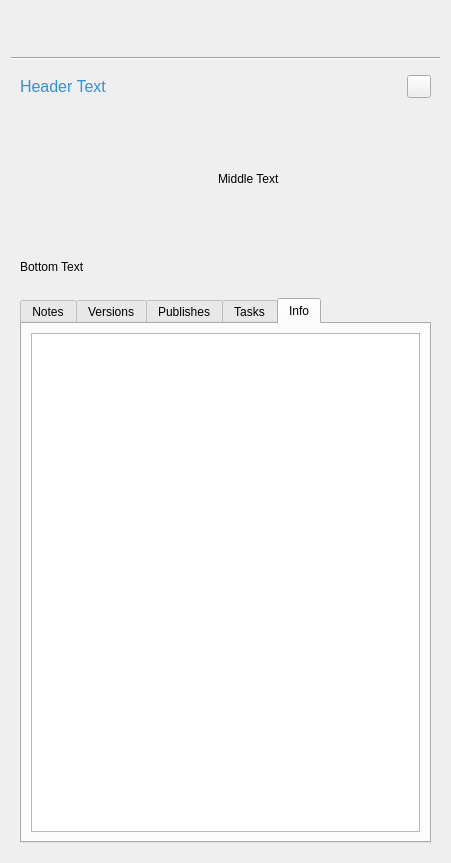
Qt form resources/dialog.ui (shotgunsoftware/tk-multi-shotgunpanel) before a commit.
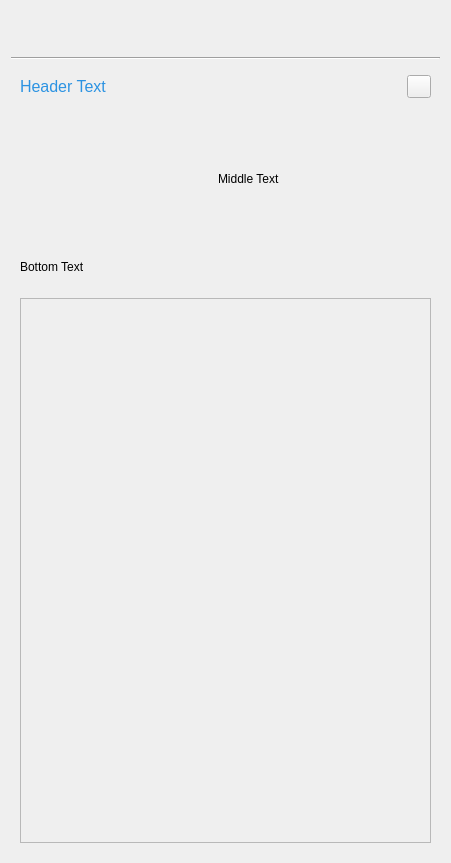
The same form after that commit. Icons and pictures are not drawn. Custom widgets are drawn as their Qt base class.

Commit message: WIP notes dialog and basic structure.

The edit to the form file:
```diff
--- a/resources/dialog.ui
+++ b/resources/dialog.ui
@@ -236,7 +236,7 @@
    <item>
     <widget class="QStackedWidget" name="page_stack">
      <property name="currentIndex">
-      <number>0</number>
+      <number>3</number>
      </property>
      <widget class="QWidget" name="entity_page">
       <layout class="QVBoxLayout" name="verticalLayout">
@@ -610,6 +610,45 @@
        </item>
       </layout>
      </widget>
+     <widget class="QWidget" name="note_page">
+      <layout class="QVBoxLayout" name="verticalLayout_5">
+       <item>
+        <widget class="QScrollArea" name="reply_scroll_area">
+         <property name="widgetResizable">
+          <bool>true</bool>
+         </property>
+         <widget class="QWidget" name="scrollAreaWidgetContents">
+          <property name="geometry">
+           <rect>
+            <x>0</x>
+            <y>0</y>
+            <width>401</width>
+            <height>502</height>
+           </rect>
+          </property>
+          <layout class="QVBoxLayout" name="verticalLayout_17">
+           <item>
+            <layout class="QVBoxLayout" name="verticalLayout_16"/>
+           </item>
+           <item>
+            <spacer name="verticalSpacer">
+             <property name="orientation">
+              <enum>Qt::Vertical</enum>
+             </property>
+             <property name="sizeHint" stdset="0">
+              <size>
+               <width>20</width>
+               <height>40</height>
+              </size>
+             </property>
+            </spacer>
+           </item>
+          </layout>
+         </widget>
+        </widget>
+       </item>
+      </layout>
+     </widget>
     </widget>
    </item>
   </layout>
```
Left out of the diff: 40 changed lines with no effect on the pictures. The commit also changes 3 other files.
